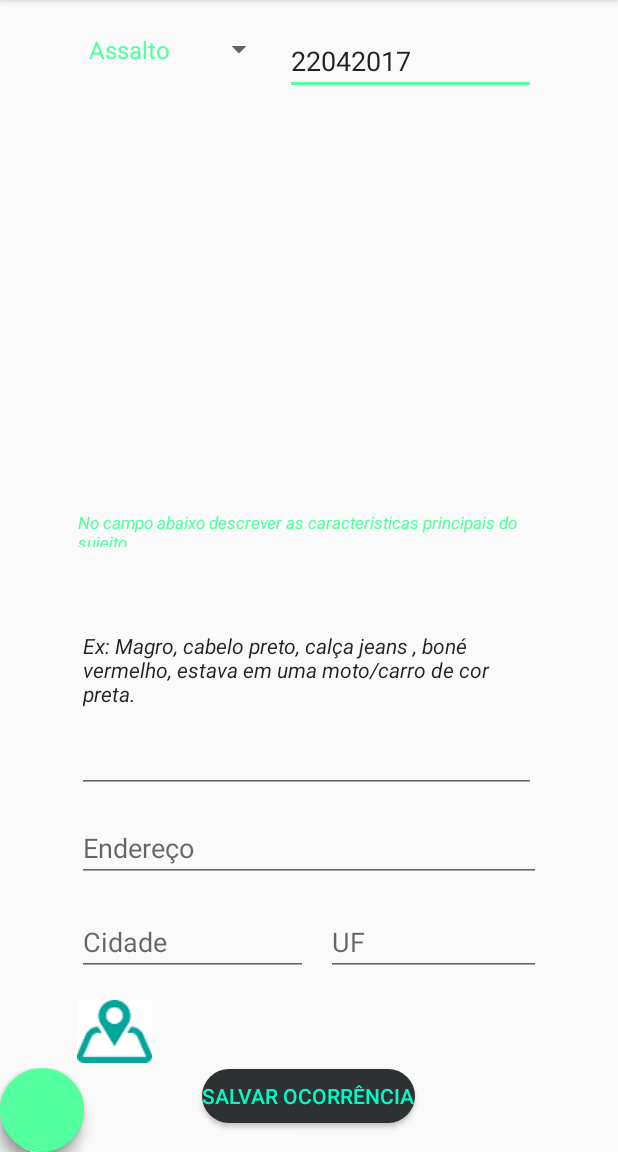
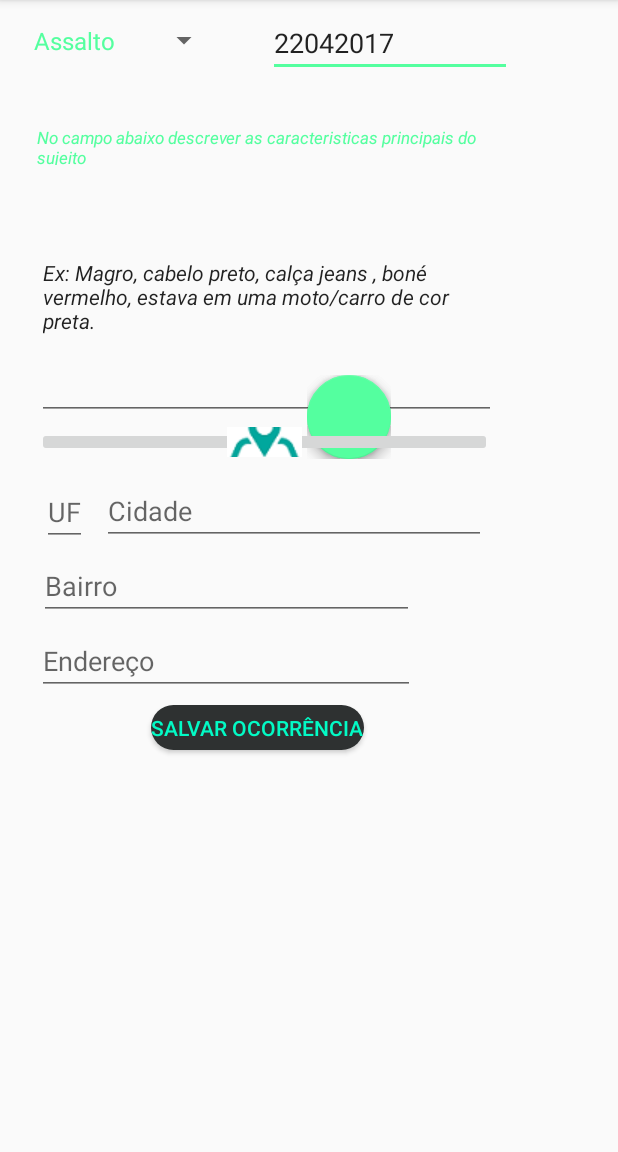
Before and after one commit to jeandy92/AppOcorrenciasv2.0, an Android app: the Cadastrar_Ocorrencia screen opened directly, with no data from a screen before it, on a phone screen of 412 x 824 dp, the part 84-1236 px from its top. Run offline under Robolectric (Android 15) with nearby library versions, the phone set to English and light mode, and no system bars; libraries missing offline, so code that uses them is left out: br.com.jansenfelipe, me.drakeet.materialdialog; plain views replace FloatingActionButton, FloatingActionsMenu; 2 statements that could not run were skipped.

Commit message:
Versão 25 -  22/04/2017

```diff
--- a/app/src/main/java/appocorrencias/com/appocorrencias/Activitys/Cadastrar_Ocorrencia.java
+++ b/app/src/main/java/appocorrencias/com/appocorrencias/Activitys/Cadastrar_Ocorrencia.java
@@ -26,6 +26,7 @@ import java.text.SimpleDateFormat;
 import java.util.Date;
 import java.util.List;
 
+import appocorrencias.com.appocorrencias.ClassesSA.Buscar_Cep;
 import appocorrencias.com.appocorrencias.ClassesSA.ProcessaSocket;
 import appocorrencias.com.appocorrencias.R;
 import br.com.jansenfelipe.androidmask.MaskEditTextChangedListener;
@@ -45,11 +46,10 @@ public class Cadastrar_Ocorrencia extends AppCompatActivity implements  Location
     private static final int IMAGEM_CAPTURADA = 1;
 
 
-    private String convDataOcorrencia,convDescricao,convEndereco,convCidade;
-    private EditText txEndereco,txCidade,txEstado,txDescricao,txData_Ocorrencia;
+    private String convDataOcorrencia,convDescricao,convEndereco,convCidade,convBairro;
+    private EditText txEndereco,txCidade,txEstado,txDescricao,txData_Ocorrencia,txtBairro;
 
-    //private ProgressBar pbCarregarLocalidade;
-
+    private Buscar_Cep buscauf = new Buscar_Cep();
 
 
     private Location location;
@@ -69,9 +69,10 @@ public class Cadastrar_Ocorrencia extends AppCompatActivity implements  Location
         setContentView(R.layout.activity_cadastrar_ocorrencia);
 
 
-        txCidade = (EditText) findViewById(R.id.txtCidade);
-        txEndereco = (EditText) findViewById(R.id.txtEndereco);
-        txEstado = (EditText) findViewById(R.id.txtEstado);
+        txCidade = (EditText) findViewById(R.id.edtCidade);
+        txEndereco = (EditText) findViewById(R.id.edtEndereco);
+        txtBairro = (EditText) findViewById(R.id.edtBairro);
+        txEstado = (EditText) findViewById(R.id.edtEstado);
         txDescricao = (EditText) findViewById(R.id.edtDescricao);
         txData_Ocorrencia = (EditText) findViewById((R.id.edtData_Ocorrencia));
         spinner = (Spinner) findViewById(R.id.spinner);
@@ -104,10 +105,11 @@ public class Cadastrar_Ocorrencia extends AppCompatActivity implements  Location
         txData_Ocorrencia.setText(formatarData.format(data).replaceAll("[^0123456789]", ""));
 
         //String tipo_crime =  spinner.getTop();
-        convDataOcorrencia = txData_Ocorrencia.getText().toString().replaceAll("[^0123456789]", "");;
-        convDescricao = txDescricao.getText().toString().replaceAll("[^0123456789]", "");;
-        convEndereco = txEndereco.getText().toString().replaceAll("[^0123456789]", "");;
-        convCidade = txCidade.getText().toString().replaceAll("[^0123456789]", "");;
+        convDataOcorrencia = txData_Ocorrencia.getText().toString().replaceAll("[^0123456789]", "");
+        convDescricao = txDescricao.getText().toString().replaceAll("[^0123456789]", "");
+        convEndereco = txEndereco.getText().toString().replaceAll("[^0123456789]", "");
+        convCidade = txCidade.getText().toString().replaceAll("[^0123456789]", "");
+        convBairro = txtBairro.getText().toString().replaceAll("[^0123456789]", "");
         //String sigla_estado =  txSigla.getText().toString();
 
 
@@ -261,16 +263,20 @@ public class Cadastrar_Ocorrencia extends AppCompatActivity implements  Location
         Log.i(TAG, "Lat: " + latitude + " | Long: " + longitude);
 
         try {
-            endereco = buscarEndereco(latitude, longitude);
+            endereco = buscarEndereco(latitude   ,  longitude);
 
 
             Log.i(TAG, endereco.getLocality());
-            Log.i(TAG, endereco.getAdminArea());
+            //Log.i(TAG, endereco.getAdminArea());
             Log.i(TAG, endereco.getAddressLine(1));
+            Log.i(TAG, endereco.getSubLocality());
+
+
 
             txCidade.setText(endereco.getLocality());
-            txEstado.setText(endereco.getAdminArea());
+            txEstado.setText(buscauf.getUF(endereco.getPostalCode()));
             txEndereco.setText(endereco.getThoroughfare());
+            txtBairro.setText(endereco.getSubLocality());
 
 
         } catch (IOException e) {
@@ -288,6 +294,7 @@ public class Cadastrar_Ocorrencia extends AppCompatActivity implements  Location
         addresses = geocorder.getFromLocation(latitude, longitude, 1);
         if (addresses.size() > 0) {
             address = addresses.get(0);
+
         }
 
 
@@ -375,8 +382,8 @@ public class Cadastrar_Ocorrencia extends AppCompatActivity implements  Location
     @Override
     public void onBackPressed() {
         super.onBackPressed();
-        setContentView(R.layout.activity_adm);
-        this.startActivity(new Intent(this,Adm.class));
+        setContentView(R.layout.activity_cliente);
+        this.startActivity(new Intent(this,Cliente.class));
     }
 
 
--- a/app/src/main/java/appocorrencias/com/appocorrencias/ClassesSA/TabAdapter.java
+++ b/app/src/main/java/appocorrencias/com/appocorrencias/ClassesSA/TabAdapter.java
@@ -15,7 +15,7 @@ import appocorrencias.com.appocorrencias.Fragments.PerfilFragment;
 
 public class TabAdapter extends FragmentStatePagerAdapter{
 
-    private String[] tituloAbas = {"PERFIL", "CADASTRAR OCOORÊNCIA"};
+    private String[] tituloAbas = {"PERFIL", "CADASTRAR OCORRÊNCIA"};
     Fragment fragment = null;
     public TabAdapter(FragmentManager fm) {
         super(fm);
--- a/app/src/main/res/layout/activity_cadastrar_ocorrencia.xml
+++ b/app/src/main/res/layout/activity_cadastrar_ocorrencia.xml
@@ -1,5 +1,5 @@
 <?xml version="1.0" encoding="utf-8"?>
-<RelativeLayout xmlns:android="http://schemas.android.com/apk/res/android"
+<AbsoluteLayout xmlns:android="http://schemas.android.com/apk/res/android"
     xmlns:app="http://schemas.android.com/apk/res-auto"
     xmlns:tools="http://schemas.android.com/tools"
     xmlns:fab="http://schemas.android.com/apk/res-auto"
@@ -9,141 +9,67 @@
     tools:context="appocorrencias.com.appocorrencias.Activitys.Cadastrar_Ocorrencia">
 
 
+    <EditText
+        android:id="@+id/edtData_Ocorrencia"
+        android:layout_width="wrap_content"
+        android:layout_height="wrap_content"
+        android:layout_marginTop="30dp"
+        android:layout_x="179dp"
+        android:layout_y="6dp"
+        android:hint="Data da Ocorrencia"
+        android:inputType="date"
+        android:maxLength="10" />
+
     <Spinner
         android:id="@+id/spinner"
         android:layout_width="132dp"
         android:layout_height="30dp"
-        tools:layout_editor_absoluteX="28dp"
-        tools:layout_editor_absoluteY="28dp"
+        android:layout_marginRight="30dp"
+        android:layout_marginTop="40dp"
+        android:layout_x="15dp"
+        android:layout_y="12dp" />
 
-        android:layout_alignTop="@+id/edtData_Ocorrencia"
-        android:layout_alignStart="@+id/edtDescricao" />
-
-
-    <EditText
-        android:id="@+id/edtData_Ocorrencia"
-        android:layout_width="match_parent"
-        android:layout_height="wrap_content"
-        android:ems="10"
-        android:hint="Data da Ocorrencia"
-        android:inputType="date"
-        android:maxLength="10"
-        tools:layout_editor_absoluteX="202dp"
-        tools:layout_editor_absoluteY="16dp"
-        android:layout_marginTop="18dp"
-        android:layout_alignParentTop="true"
-        android:layout_alignEnd="@+id/infoDescricao"
-        android:layout_alignStart="@+id/frameLayout" />
 
     <EditText
         android:id="@+id/edtDescricao"
         android:layout_width="306dp"
         android:layout_height="164dp"
-        android:layout_above="@+id/txtEndereco"
-        android:layout_alignStart="@+id/txtEndereco"
-        android:layout_marginBottom="14dp"
-        android:layout_x="32dp"
-        android:layout_y="154dp"
-        android:ems="10"
+        android:layout_centerHorizontal="true"
+        android:layout_marginLeft="200dp"
+        android:layout_marginTop="200dp"
+        android:layout_x="25dp"
+        android:layout_y="116dp"
         android:inputType="textMultiLine"
+
         android:text="@string/Exemplo"
-        android:textAlignment="viewStart"
         android:textSize="14sp"
-        android:textStyle="italic"
-        tools:layout_editor_absoluteX="28dp"
-        tools:layout_editor_absoluteY="111dp" />
-
-    <EditText
-        android:id="@+id/txtEstado"
-        android:layout_width="143dp"
-        android:layout_height="45dp"
-        android:layout_above="@+id/button9"
-        android:layout_alignEnd="@+id/txtEndereco"
-        android:layout_marginBottom="62dp"
-        android:layout_x="172dp"
-        android:layout_y="348dp"
-        android:ems="10"
-        android:hint="UF"
-        android:inputType="textCapWords|textPersonName"
-        tools:layout_editor_absoluteX="191dp"
-        tools:layout_editor_absoluteY="344dp" />
-
-    <EditText
-        android:id="@+id/txtCidade"
-        android:layout_width="154dp"
-        android:layout_height="45dp"
-        android:layout_alignStart="@+id/txtEndereco"
-        android:layout_below="@+id/txtEndereco"
-        android:layout_x="34dp"
-        android:layout_y="390dp"
-        android:ems="10"
-        android:hint="Cidade"
-        android:inputType="textCapCharacters|textPersonName"
-        tools:layout_editor_absoluteX="28dp"
-        tools:layout_editor_absoluteY="344dp" />
-
-    <Button
-        android:id="@+id/button9"
-        android:layout_width="wrap_content"
-        android:layout_height="36dp"
-        android:layout_alignParentBottom="true"
-        android:layout_centerHorizontal="true"
-        android:layout_marginBottom="19dp"
-
-
-        android:layout_x="64dp"
-        android:layout_y="388dp"
-        android:background="@drawable/botoes_arrendondados"
-        android:textColor="@color/padrao"
-        android:text="Salvar Ocorrência"
-        android:onClick="salvar_ocorrencia"
-        tools:layout_editor_absoluteX="124dp"
-        tools:layout_editor_absoluteY="459dp" />
-
-    <EditText
-        android:id="@+id/txtEndereco"
-        android:layout_width="309dp"
-        android:layout_height="45dp"
-        android:layout_above="@+id/txtEstado"
-        android:layout_centerHorizontal="true"
-        android:layout_marginBottom="17dp"
-        android:layout_x="96dp"
-        android:layout_y="406dp"
-        android:ems="10"
-        android:hint="Endereço"
-        android:inputType="textCapWords|textPersonName"
-        tools:layout_editor_absoluteX="28dp"
-        tools:layout_editor_absoluteY="292dp" />
+        android:textStyle="italic" />
 
     <TextView
         android:id="@+id/infoDescricao"
         android:layout_width="305dp"
-        android:layout_height="24dp"
-        android:layout_x="60dp"
-        android:layout_y="344dp"
+        android:layout_height="26dp"
+        android:layout_x="25dp"
+        android:layout_y="84dp"
         android:text="@string/Orientacao"
         android:textAllCaps="false"
         android:textSize="11sp"
-        android:textStyle="italic"
-        tools:layout_editor_absoluteX="28dp"
-        tools:layout_editor_absoluteY="78dp"
-        android:layout_above="@+id/edtDescricao"
-        android:layout_alignEnd="@+id/edtDescricao" />
+        android:textStyle="italic" />
 
 
     <com.getbase.floatingactionbutton.FloatingActionsMenu
         android:id="@+id/multiple_actions"
-        android:layout_width="match_parent"
+        android:layout_width="wrap_content"
         android:layout_height="wrap_content"
-        android:layout_alignParentBottom="true"
-        android:layout_alignParentEnd="true"
-        android:layout_alignParentRight="true"
+        android:layout_x="205dp"
+        android:layout_y="250dp"
+        app:menu_labels_showAnimation="@anim/fab_roll_from_down"
         android:src="@drawable/ic_anexar"
         app:fab_addButtonColorNormal="@color/padrao"
         app:fab_addButtonColorPressed="#84ede8"
         app:fab_addButtonPlusIconColor="@color/cor_fundo"
         app:fab_labelStyle="@style/menu_labels_style"
-        fab:menu_labels_showAnimation="@anim/fab_slide_in_from_right"
+
 
 
 
@@ -173,38 +99,91 @@
 
     </com.getbase.floatingactionbutton.FloatingActionsMenu>
 
+
     <FrameLayout
+        android:id="@+id/frameLayout"
         android:layout_width="160dp"
         android:layout_height="250dp"
+        android:layout_alignParentBottom="true"
         android:layout_marginLeft="190dp"
-        android:layout_marginTop="250dp"
-        android:id="@+id/frameLayout">
+        android:layout_marginStart="7dp"
+        android:layout_toEndOf="@+id/edtBairro"
+        android:layout_x="196dp"
+        android:layout_y="253dp">
 
 
     </FrameLayout>
 
-    <!--<Button-->
-    <!--android:id="@+id/localidade"-->
-    <!--android:layout_width="wrap_content"-->
-    <!--android:layout_height="wrap_content"-->
-    <!--android:layout_above="@+id/button9"-->
-    <!--android:layout_toStartOf="@+id/button9"-->
-    <!--android:text="Localidade"-->
-    <!--android:onClick="localidade_atual"-->
-    <!--/>-->
-
     <ImageButton
-        android:id="@+id/imageButton"
-        android:layout_width="50dp"
-        android:layout_height="50dp"
-
-        android:layout_above="@+id/button9"
-        android:layout_alignStart="@+id/txtCidade"
+        android:id="@+id/ibtnLocalidade"
+        android:layout_width="303dp"
+        android:layout_height="20dp"
+        android:layout_alignBottom="@+id/btnSalvarOcorrencia"
+        android:layout_alignParentStart="true"
+        android:layout_marginStart="18dp"
+        android:layout_x="25dp"
+        android:layout_y="285dp"
         android:elevation="0dp"
         android:onClick="localidade_atual"
         app:srcCompat="@drawable/ic_localizacao" />
 
+    <EditText
+        android:id="@+id/edtEstado"
+        android:layout_width="wrap_content"
+        android:layout_height="wrap_content"
+        android:layout_marginLeft="280dp"
+        android:layout_marginRight="50dp"
+        android:layout_x="28dp"
+        android:layout_y="319dp"
+        android:hint="UF"
+        android:inputType="textCapWords|textPersonName" />
+
+    <EditText
+        android:id="@+id/edtBairro"
+        android:layout_width="250dp"
+        android:layout_height="wrap_content"
+        android:layout_alignStart="@+id/edtDescricao"
+        android:layout_below="@+id/edtEstado"
+        android:layout_x="26dp"
+        android:layout_y="368dp"
+        android:ems="10"
+        android:hint="Bairro"
+        android:inputType="textPersonName" />
+
+    <EditText
+        android:id="@+id/edtEndereco"
+        android:layout_width="252dp"
+        android:layout_height="45dp"
+        android:layout_x="25dp"
+        android:layout_y="418dp"
+        android:ems="10"
+        android:hint="Endereço"
+        android:inputType="textCapWords|textPersonName"
+        tools:layout_editor_absoluteX="28dp"
+        tools:layout_editor_absoluteY="292dp" />
+
+    <Button
+        android:id="@+id/btnSalvarOcorrencia"
+        android:layout_width="wrap_content"
+        android:layout_height="30dp"
+        android:layout_marginBottom="19dp"
+        android:layout_x="101dp"
+        android:layout_y="470dp"
+        android:background="@drawable/botoes_arrendondados"
+        android:onClick="salvar_ocorrencia"
+        android:text="Salvar Ocorrência"
+        android:textColor="@color/padrao" />
+
+    <EditText
+        android:id="@+id/edtCidade"
+        android:layout_width="256dp"
+        android:layout_height="45dp"
+        android:layout_marginLeft="30dp"
+        android:layout_x="68dp"
+        android:layout_y="318dp"
+        android:ems="10"
+        android:hint="Cidade"
+        android:inputType="textCapCharacters|textPersonName" />
 
 
-
-</RelativeLayout>
+</AbsoluteLayout>
--- a/app/src/main/res/layout/fragment_perfil.xml
+++ b/app/src/main/res/layout/fragment_perfil.xml
@@ -24,7 +24,8 @@
         android:layout_marginLeft="75dp"
         android:layout_marginTop="225dp"
         android:text="Alterar Dados Cadastrais"
-        android:onClick="cadastrar"/>
+        android:onClick="cadastrar"
+        android:background="@drawable/botoes_arrendondados"/>
 
 
 </FrameLayout>
--- a/app/src/main/res/values/styles.xml
+++ b/app/src/main/res/values/styles.xml
@@ -14,6 +14,7 @@
     <style name="menu_labels_style">
         <item name="android:background">@drawable/fab_label_background</item>
         <item name="android:textColor">@color/cor_icone</item>
+
     </style>
 
     values/themes.xml:
--- a/build.gradle
+++ b/build.gradle
@@ -5,7 +5,7 @@ buildscript {
         jcenter()
     }
     dependencies {
-        classpath 'com.android.tools.build:gradle:2.3.0'
+        classpath 'com.android.tools.build:gradle:2.3.1'
 
         // NOTE: Do not place your application dependencies here; they belong
         // in the individual module build.gradle files
```
Also changed, not shown: app/build.gradle (+9 -11 lines), app/src/main/AndroidManifest.xml (+9 -12 lines), app/src/main/java/appocorrencias/com/appocorrencias/Activitys/Cliente.java (+13 -34 lines), app/src/main/java/appocorrencias/com/appocorrencias/Activitys/MainActivity.java (+158 -71 lines), app/src/main/java/appocorrencias/com/appocorrencias/ClassesSA/Banco.java (added, +30 -0 lines), app/src/main/res/layout/activity_main.xml (+24 -15 lines), app/src/main/res/layout/fragment_cadastrar_ocorrencias.xml (+6 -2 lines).
